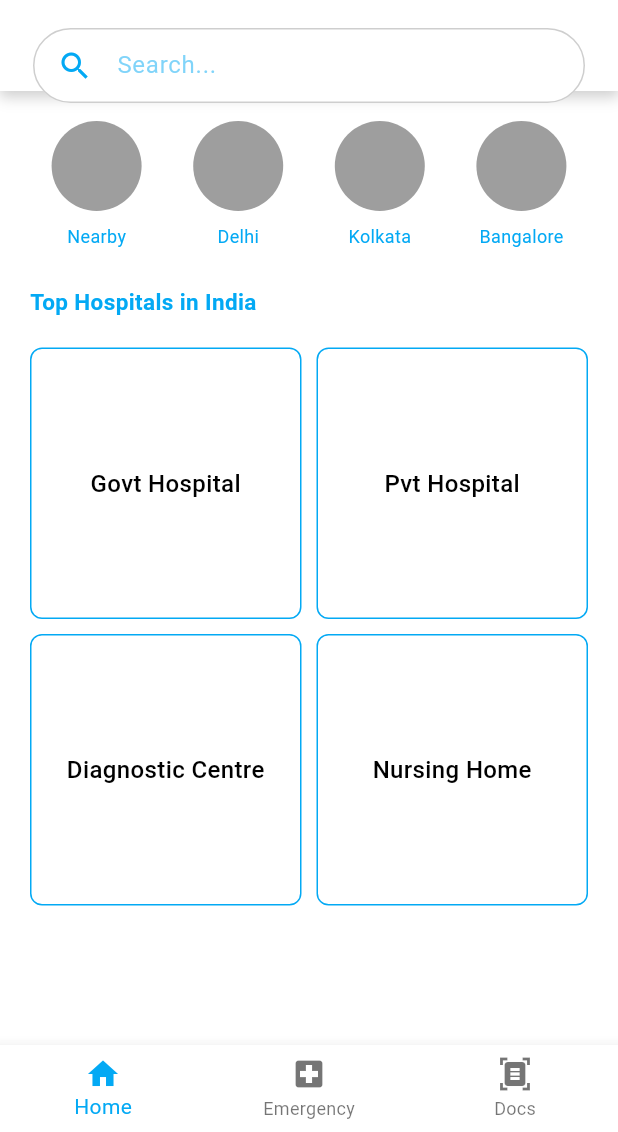
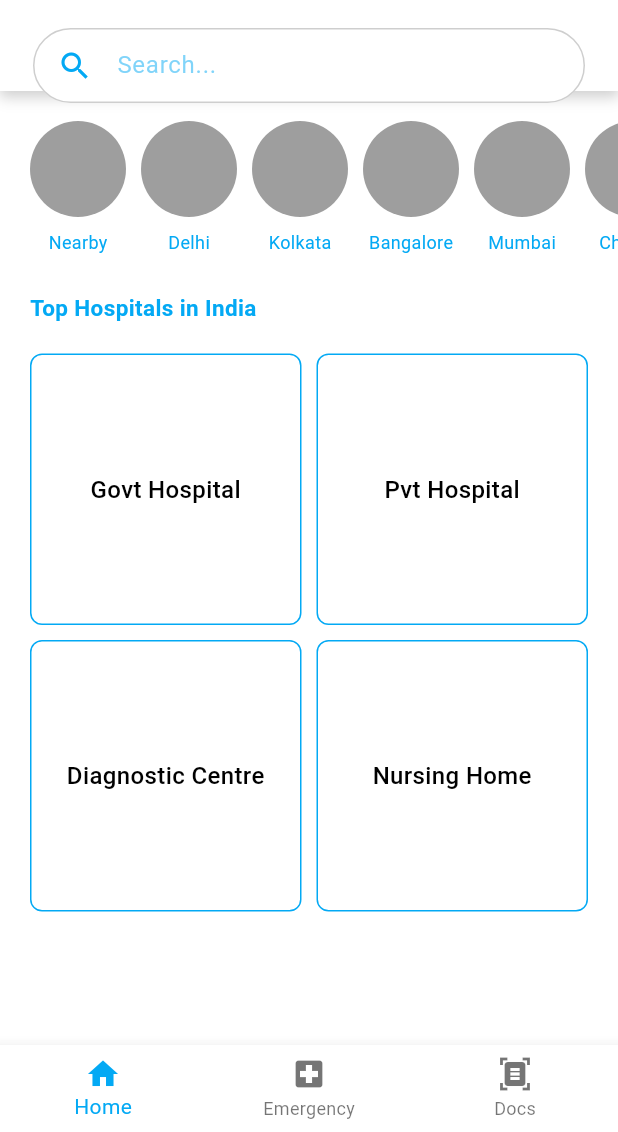
Before and after one commit to s-sammm-y/find-my-health, a Flutter app: the screen it shows after launch, on a phone screen of 412 x 824 dp, the part 104-1236 px from its top. Run offline on Flutter 3.47's test engine with Material 3 defaults, Android fonts, the light colour scheme and no system bars.

Commit message:
added scrollable cities

```diff
--- a/App/health_sync/lib/main.dart
+++ b/App/health_sync/lib/main.dart
@@ -17,6 +17,7 @@ class MyApp extends StatelessWidget {
       //   primarySwatch: Colors.blue,
       // ),
       home: GeneralScreen(),
+
     );
   }
 }
--- a/App/health_sync/lib/screens/first_screen.dart
+++ b/App/health_sync/lib/screens/first_screen.dart
@@ -24,17 +24,33 @@ class _FirstScreenState extends State<FirstScreen> {
       child: SingleChildScrollView(
         child: Column(
           children: [
-            // Circle Avatars Row
+            // Circle Avatars Row with scrollable functionality
             const Padding(
               padding: EdgeInsets.symmetric(vertical: 20.0),
+              child: SingleChildScrollView(
+                scrollDirection: Axis.horizontal, // Enable horizontal scrolling
                 child: Row(
-                mainAxisAlignment: MainAxisAlignment.spaceEvenly, // Spacing between the items
+                  mainAxisAlignment: MainAxisAlignment.start, // Align items to the start
                   children: [
+                    SizedBox(width: 20), // Add padding at the start
                     CityOption(iconLabel: 'Nearby'),
+                    SizedBox(width: 10), // Add space between items
                     CityOption(iconLabel: 'Delhi'),
+                    SizedBox(width: 10),
                     CityOption(iconLabel: 'Kolkata'),
+                    SizedBox(width: 10),
                     CityOption(iconLabel: 'Bangalore'),
+                    SizedBox(width: 10),
+                    CityOption(iconLabel: 'Mumbai'),
+                    SizedBox(width: 10),
+                    CityOption(iconLabel: 'Chennai'),
+                    SizedBox(width: 10),
+                    CityOption(iconLabel: 'Hyderabad'),
+                    SizedBox(width: 10),
+                    CityOption(iconLabel: 'Ahmedabad'),
+                    SizedBox(width: 20), // Add padding at the end
                   ],
+                ),
               ),
             ),
             const SizedBox(height: 5), // Add space between the two sections
@@ -86,7 +102,6 @@ class _FirstScreenState extends State<FirstScreen> {
       onTap: () => _onButtonTap(index), // Handle button tap
       child: Container(
         decoration: BoxDecoration(
-
           color: isSelected ? Colors.lightBlue : Colors.white,
           borderRadius: BorderRadius.circular(8),
           border: Border.all(color: Colors.lightBlue),
@@ -117,7 +132,7 @@ class CityOption extends StatelessWidget {
     return Column(
       children: [
         const CircleAvatar(
-          radius: 30, // Size of the circular avatar
+          radius: 32, // Size of the circular avatar
           backgroundColor: Colors.grey, // Placeholder color
         ),
         const SizedBox(height: 8), // Space between the circle and the text
```
Also changed, not shown: App/health_sync/lib/first_screen_widgets/city_hospital_list.dart (added). Lines whose indentation alone changed are shown as unchanged.
